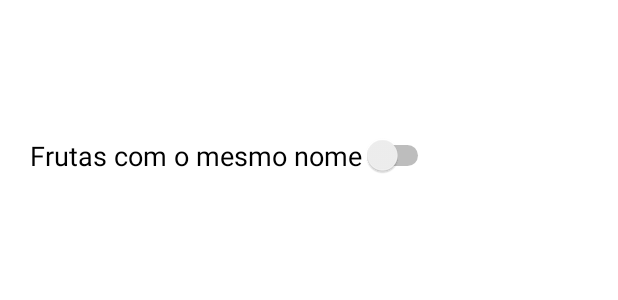
After one commit to Peedrohj/mobile-android-fruit-app, an Android app: the layout custom_dialog.xml on its own in the app's theme, with its tools: preview values and no code run, on a phone screen of 412 x 824 dp. The commit adds this screen. Shown: the top 300 px of the screen. Run offline under Robolectric (Android 15) with nearby library versions, the phone set to English and light mode, and no system bars.

Commit message:
feat: create switch dialog

```diff
--- /dev/null
+++ b/app/src/main/res/layout/custom_dialog.xml
@@ -0,0 +1,31 @@
+<?xml version="1.0" encoding="utf-8"?>
+<FrameLayout xmlns:android="http://schemas.android.com/apk/res/android"
+    xmlns:app="http://schemas.android.com/apk/res-auto"
+    xmlns:tools="http://schemas.android.com/tools"
+    android:layout_width="match_parent"
+    android:layout_height="match_parent"
+    android:layout_marginTop="20dp">
+
+    <androidx.constraintlayout.widget.ConstraintLayout
+        android:layout_width="match_parent"
+        android:layout_height="match_parent"
+        android:layout_marginVertical="20dp"
+        android:layout_marginHorizontal="20dp">
+
+        <Switch
+            android:id="@+id/fruits_same_name"
+            android:layout_width="wrap_content"
+            android:layout_height="wrap_content"
+            android:text="@string/filter_fruits_same_name"
+            android:textSize="18sp"
+            app:layout_constraintBottom_toBottomOf="parent"
+            app:layout_constraintEnd_toEndOf="parent"
+            app:layout_constraintHorizontal_bias="0.0"
+            app:layout_constraintStart_toStartOf="parent"
+            app:layout_constraintTop_toTopOf="parent"
+            app:layout_constraintVertical_bias="0.068" />
+
+
+    </androidx.constraintlayout.widget.ConstraintLayout>
+
+</FrameLayout>
--- a/app/src/main/res/values/strings.xml
+++ b/app/src/main/res/values/strings.xml
@@ -10,4 +10,7 @@
     <string name="action_filter">Filtrar frutas</string>
     <string name="ok">Ok</string>
     <string name="filter_fruits">Filtrar frutas</string>
+    <string name="filter_fruits_same_name">Frutas com o mesmo nome</string>
+    <string name="filter_lexical_order">Ordem alfabética</string>
+    <string name="filter_insertion_order">Ordem por inserção</string>
 </resources>
```
Also changed, not shown: app/src/main/java/com/example/atividade1/MainActivity.kt (+39 -22 lines).
